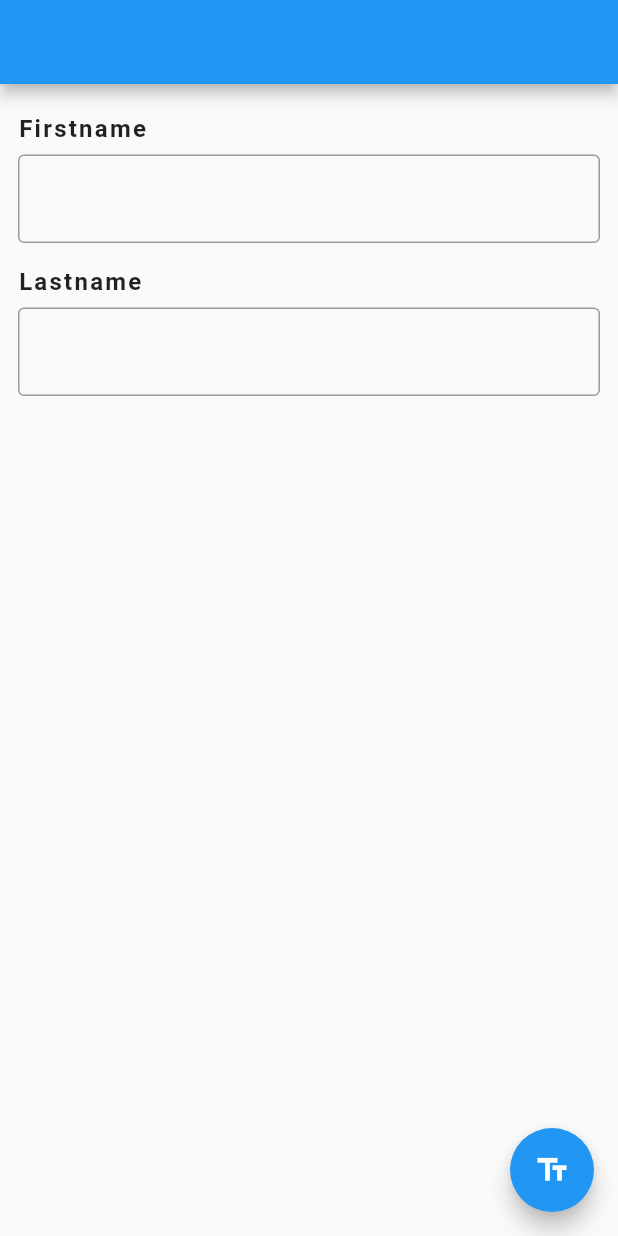
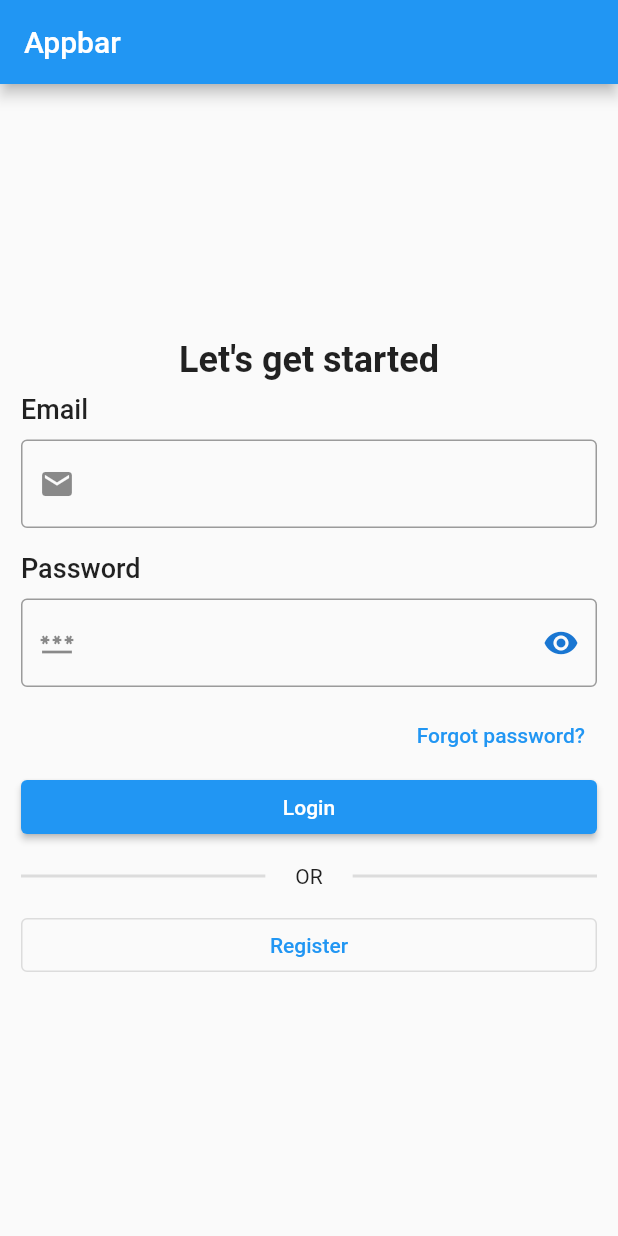
Before and after one commit to teachhay/Graduation_User, a Flutter app: the screen it shows after launch, on a phone screen of 412 x 824 dp. Run offline on Flutter 3.47's test engine with Material 2 defaults, Android fonts, the phone set to English and light mode, and no system bars; accounts and stored records are empty.

```diff
--- a/lib/main.dart
+++ b/lib/main.dart
@@ -1,5 +1,7 @@
 import 'package:flutter/material.dart';
 import 'package:userapp/models/user.dart';
+import 'package:userapp/screens/Home/index.dart';
+import 'package:userapp/screens/login/index.dart';
 import 'package:userapp/screens/profile/index.dart';
 import 'package:userapp/services/index.dart';
 
@@ -18,7 +20,14 @@ class MyApp extends StatelessWidget {
       theme: ThemeData(
         primarySwatch: Colors.blue,
       ),
-      home: const Profile(),
+      debugShowCheckedModeBanner: false,
+      initialRoute: '/login',
+      routes: {
+        // When navigating to the "/" route, build the FirstScreen widget.
+        '/login': (context) => const LoginScreen(),
+        // When navigating to the "/second" route, build the SecondScreen widget.
+        '/home': (context) => const HomeScreen(),
+      },
     );
   }
 }
--- /dev/null
+++ b/lib/screens/login/index.dart
@@ -0,0 +1,150 @@
+import 'package:flutter/material.dart';
+
+class LoginScreen extends StatefulWidget {
+  const LoginScreen({Key? key}) : super(key: key);
+
+  @override
+  _LoginScreenState createState() => _LoginScreenState();
+}
+
+//FIXME widget overflow
+class _LoginScreenState extends State<LoginScreen> {
+  bool passwordVisible = false;
+  final emailController = TextEditingController();
+  final passwordController = TextEditingController();
+
+  @override
+  Widget build(BuildContext context) {
+    return Scaffold(
+      appBar: AppBar(
+        title: const Text("Appbar"),
+      ),
+      body: Padding(
+        padding: const EdgeInsets.only(left: 14, right: 14),
+        child: Column(
+          crossAxisAlignment: CrossAxisAlignment.center,
+          mainAxisAlignment: MainAxisAlignment.center,
+          children: [
+            const Text(
+              "Let's get started",
+              style: TextStyle(
+                fontSize: 24,
+                fontWeight: FontWeight.bold,
+              ),
+            ),
+            Container(
+              child: Padding(
+                padding: const EdgeInsets.only(top: 8, bottom: 8),
+                child: Column(
+                  crossAxisAlignment: CrossAxisAlignment.start,
+                  children: [
+                    const Text(
+                      "Email",
+                      style: TextStyle(
+                        fontSize: 18,
+                        fontWeight: FontWeight.w500,
+                      ),
+                    ),
+                    SizedBox(height: 10),
+                    TextFormField(
+                      controller: emailController,
+                      keyboardType: TextInputType.emailAddress,
+                      decoration: const InputDecoration(
+                        prefixIcon: Icon(Icons.email),
+                        border: OutlineInputBorder(),
+                      ),
+                    ),
+                  ],
+                ),
+              ),
+            ),
+            Container(
+              child: Padding(
+                padding: const EdgeInsets.only(top: 8, bottom: 8),
+                child: Column(
+                  crossAxisAlignment: CrossAxisAlignment.start,
+                  children: [
+                    const Text(
+                      "Password",
+                      style: TextStyle(
+                        fontSize: 18,
+                        fontWeight: FontWeight.w500,
+                      ),
+                    ),
+                    SizedBox(height: 10),
+                    TextFormField(
+                      controller: passwordController,
+                      obscureText: passwordVisible,
+                      decoration: InputDecoration(
+                        prefixIcon: Icon(Icons.password),
+                        border: OutlineInputBorder(),
+                        suffixIcon: IconButton(
+                          icon: Icon(
+                            passwordVisible ? Icons.visibility_off : Icons.visibility,
+                            color: Theme.of(context).primaryColorDark,
+                          ),
+                          onPressed: () {
+                            setState(() {
+                              passwordVisible = !passwordVisible;
+                            });
+                          },
+                        ),
+                      ),
+                    ),
+                  ],
+                ),
+              ),
+            ),
+            Row(
+              mainAxisAlignment: MainAxisAlignment.end,
+              children: [
+                // TextButton(onPressed: () {}, child: const Text("Don't have an account?")),
+                TextButton(onPressed: () {}, child: const Text("Forgot password?")),
+              ],
+            ),
+            SizedBox(
+              width: double.infinity,
+              child: ElevatedButton(
+                  onPressed: () {
+                    // ignore: avoid_print
+                    print(emailController.text);
+                    // ignore: avoid_print
+                    print(passwordController.text);
+
+                    Future.delayed(const Duration(seconds: 2), () => Navigator.pushReplacementNamed(context, '/home'));
+                  },
+                  child: const Text("Login")),
+            ),
+            Padding(
+              padding: const EdgeInsets.only(top: 14, bottom: 14),
+              child: Row(
+                children: const <Widget>[
+                  Expanded(
+                    child: Divider(
+                      thickness: 2,
+                      endIndent: 20,
+                    ),
+                  ),
+                  Text("OR"),
+                  Expanded(
+                    child: Divider(
+                      thickness: 2,
+                      indent: 20,
+                    ),
+                  ),
+                ],
+              ),
+            ),
+            SizedBox(
+              width: double.infinity,
+              child: OutlinedButton(
+                onPressed: () {},
+                child: const Text("Register"),
+              ),
+            ),
+          ],
+        ),
+      ),
+    );
+  }
+}
```
Also changed, not shown: lib/screens/Home/index.dart (added, +57 -0 lines), lib/widgets/LazyLoadList.dart (added, +58 -0 lines).
